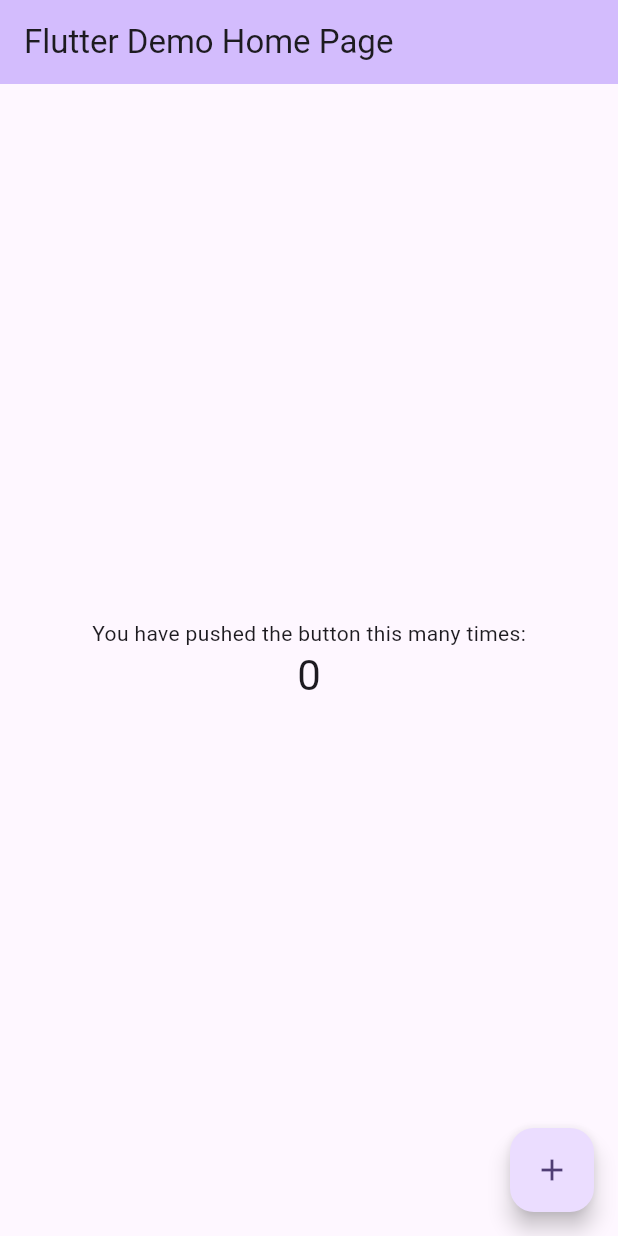
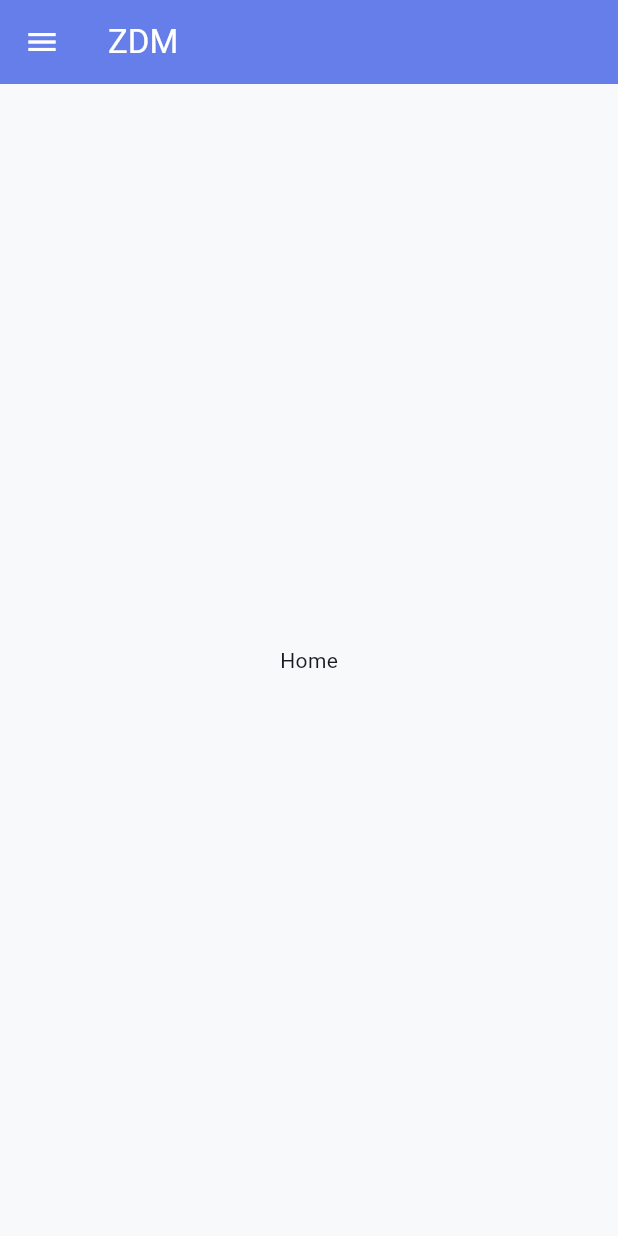
Before and after one commit to zoheirkabuli/ZDM, a Flutter app: the screen it shows after launch, on a phone screen of 412 x 824 dp. Run offline on Flutter 3.47's test engine with Material 3 defaults, Android fonts, the phone set to English and light mode, and no system bars.

Commit message:
Refactor main.dart to remove the demo home page and integrate HomePage with a custom AppBar. Add HomePage widget in a new home.dart file for better structure and theming.

```diff
--- a/lib/main.dart
+++ b/lib/main.dart
@@ -1,4 +1,6 @@
 import 'package:flutter/material.dart';
+import 'package:zdm/presentation/screens/home/home.dart';
+import 'package:zdm/core/constants/app_colors.dart';
 
 void main() {
   runApp(const MyApp());
@@ -11,112 +13,12 @@ class MyApp extends StatelessWidget {
   @override
   Widget build(BuildContext context) {
     return MaterialApp(
-      title: 'Flutter Demo',
+      debugShowCheckedModeBanner: false,
       theme: ThemeData(
-        // This is the theme of your application.
-        //
-        // TRY THIS: Try running your application with "flutter run". You'll see
-        // the application has a purple toolbar. Then, without quitting the app,
-        // try changing the seedColor in the colorScheme below to Colors.green
-        // and then invoke "hot reload" (save your changes or press the "hot
-        // reload" button in a Flutter-supported IDE, or press "r" if you used
-        // the command line to start the app).
-        //
-        // Notice that the counter didn't reset back to zero; the application
-        // state is not lost during the reload. To reset the state, use hot
-        // restart instead.
-        //
-        // This works for code too, not just values: Most code changes can be
-        // tested with just a hot reload.
-        colorScheme: ColorScheme.fromSeed(seedColor: Colors.deepPurple),
+        scaffoldBackgroundColor: AppColors.background,
+        appBarTheme: AppBarTheme(color: AppColors.primary),
       ),
-      home: const MyHomePage(title: 'Flutter Demo Home Page'),
+      home: const HomePage(),
     );
   }
 }
-
-class MyHomePage extends StatefulWidget {
-  const MyHomePage({super.key, required this.title});
-
-  // This widget is the home page of your application. It is stateful, meaning
-  // that it has a State object (defined below) that contains fields that affect
-  // how it looks.
-
-  // This class is the configuration for the state. It holds the values (in this
-  // case the title) provided by the parent (in this case the App widget) and
-  // used by the build method of the State. Fields in a Widget subclass are
-  // always marked "final".
-
-  final String title;
-
-  @override
-  State<MyHomePage> createState() => _MyHomePageState();
-}
-
-class _MyHomePageState extends State<MyHomePage> {
-  int _counter = 0;
-
-  void _incrementCounter() {
-    setState(() {
-      // This call to setState tells the Flutter framework that something has
-      // changed in this State, which causes it to rerun the build method below
-      // so that the display can reflect the updated values. If we changed
-      // _counter without calling setState(), then the build method would not be
-      // called again, and so nothing would appear to happen.
-      _counter++;
-    });
-  }
-
-  @override
-  Widget build(BuildContext context) {
-    // This method is rerun every time setState is called, for instance as done
-    // by the _incrementCounter method above.
-    //
-    // The Flutter framework has been optimized to make rerunning build methods
-    // fast, so that you can just rebuild anything that needs updating rather
-    // than having to individually change instances of widgets.
-    return Scaffold(
-      appBar: AppBar(
-        // TRY THIS: Try changing the color here to a specific color (to
-        // Colors.amber, perhaps?) and trigger a hot reload to see the AppBar
-        // change color while the other colors stay the same.
-        backgroundColor: Theme.of(context).colorScheme.inversePrimary,
-        // Here we take the value from the MyHomePage object that was created by
-        // the App.build method, and use it to set our appbar title.
-        title: Text(widget.title),
-      ),
-      body: Center(
-        // Center is a layout widget. It takes a single child and positions it
-        // in the middle of the parent.
-        child: Column(
-          // Column is also a layout widget. It takes a list of children and
-          // arranges them vertically. By default, it sizes itself to fit its
-          // children horizontally, and tries to be as tall as its parent.
-          //
-          // Column has various properties to control how it sizes itself and
-          // how it positions its children. Here we use mainAxisAlignment to
-          // center the children vertically; the main axis here is the vertical
-          // axis because Columns are vertical (the cross axis would be
-          // horizontal).
-          //
-          // TRY THIS: Invoke "debug painting" (choose the "Toggle Debug Paint"
-          // action in the IDE, or press "p" in the console), to see the
-          // wireframe for each widget.
-          mainAxisAlignment: MainAxisAlignment.center,
-          children: <Widget>[
-            const Text('You have pushed the button this many times:'),
-            Text(
-              '$_counter',
-              style: Theme.of(context).textTheme.headlineMedium,
-            ),
-          ],
-        ),
-      ),
-      floatingActionButton: FloatingActionButton(
-        onPressed: _incrementCounter,
-        tooltip: 'Increment',
-        child: const Icon(Icons.add),
-      ), // This trailing comma makes auto-formatting nicer for build methods.
-    );
-  }
-}
--- /dev/null
+++ b/lib/presentation/screens/home/home.dart
@@ -0,0 +1,27 @@
+import 'package:flutter/material.dart';
+
+class HomePage extends StatelessWidget {
+  const HomePage({super.key});
+
+  @override
+  Widget build(BuildContext context) {
+    return Scaffold(
+      appBar: AppBar(
+        leading: IconButton(
+          color: Colors.white,
+          onPressed: () {
+            ScaffoldMessenger.of(
+              context,
+            ).showSnackBar(const SnackBar(content: Text('This is a Menu')));
+          },
+          icon: const Icon(Icons.menu),
+        ),
+        title: Align(
+          alignment: Alignment.bottomLeft,
+          child: Text('ZDM', style: TextStyle(color: Colors.white)),
+        ),
+      ),
+      body: const Center(child: Text('Home')),
+    );
+  }
+}
```
